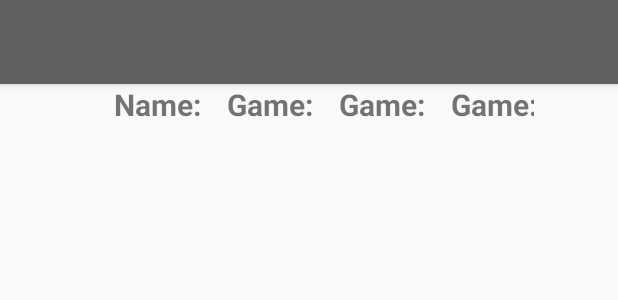
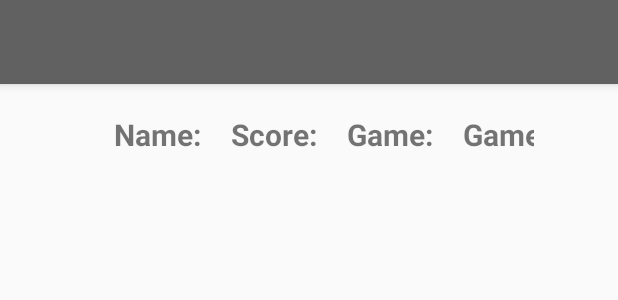
Before and after one commit to zackerydev/BowlPicks, an Android app: the layout activity_dashboard.xml on its own in the app's theme, with its tools: preview values and no code run, on a phone screen of 412 x 824 dp. Shown: the top 300 px of the screen. Run offline under Robolectric (Android 15) with nearby library versions, the phone set to English and light mode, and no system bars.

Commit message:
Open office notebook, Updates to score keeping, admin details and a little bit of UI!

```diff
--- a/BowlPicks/app/build.gradle
+++ b/BowlPicks/app/build.gradle
@@ -2,7 +2,7 @@ apply plugin: 'com.android.application'
 
 android {
     compileSdkVersion 26
-    buildToolsVersion "26.0.1"
+    buildToolsVersion '26.0.2'
     defaultConfig {
         applicationId "com.zgriesinger.bowlpicks"
         minSdkVersion 19
--- a/BowlPicks/app/src/main/res/layout/activity_dashboard.xml
+++ b/BowlPicks/app/src/main/res/layout/activity_dashboard.xml
@@ -12,9 +12,12 @@
         android:background="#616161"
         android:elevation="4dp"
          />
+
+
+
     <LinearLayout
-        android:layout_width="0dp"
-        android:layout_height="wrap_content"
+        android:layout_width="fill_parent"
+        android:layout_height="fill_parent"
         android:orientation="vertical"
         android:padding="?attr/actionBarSize"
         >
@@ -29,41 +32,64 @@
             >
 
         </LinearLayout>
+
+        <HorizontalScrollView
+            android:layout_width="fill_parent"
+            android:layout_height="fill_parent"
+            android:layout_weight="1"
+            android:scrollbarStyle="insideOverlay"
+            android:scrollbars="none">
+
             <TableLayout
-            android:layout_width="match_parent"
-            android:layout_height="wrap_content"
                 android:id="@+id/pick_table"
+                android:layout_width="fill_parent"
+                android:layout_height="fill_parent"
+                android:isScrollContainer="true"
+                android:padding="10dip"
                 android:stretchColumns="*">
+
                 <TableRow
                     android:layout_width="wrap_content"
-                android:layout_height="wrap_content"
-                android:layout_marginLeft="20dp">
+                    android:layout_height="wrap_content">
+
                     <TextView
+                        android:padding="10dp"
                         android:text="@string/name_header"
-                    android:textStyle="bold"
                         android:textSize="20dp"
-                    />
+                        android:textStyle="bold" />
+
                     <TextView
+                        android:padding="10dp"
+                        android:text="@string/score_header"
+                        android:textSize="20dp"
+                        android:textStyle="bold" />
+
+                    <TextView
+                        android:padding="10dp"
                         android:text="@string/game_header"
                         android:textSize="20dp"
                         android:textStyle="bold"
 
                         />
+
                     <TextView
+                        android:padding="10dp"
                         android:text="@string/game_header"
                         android:textSize="20dp"
                         android:textStyle="bold"
 
                         />
+
                     <TextView
+                        android:padding="10dp"
                         android:text="@string/game_header"
                         android:textSize="20dp"
-                    android:textStyle="bold"
-
-                    />
+                        android:textStyle="bold" />
                 </TableRow>
 
             </TableLayout>
+        </HorizontalScrollView>
+
     </LinearLayout>
 
 
--- a/BowlPicks/app/src/main/res/values/strings.xml
+++ b/BowlPicks/app/src/main/res/values/strings.xml
@@ -1,6 +1,6 @@
 <resources>
     <string name="app_name">BowlPicks</string>
-
+    <string name="score_header">Score:</string>
     <!-- Strings related to login -->
     <string name="prompt_email">Email</string>
     <string name="prompt_password">Password</string>
--- a/BowlPicks/build.gradle
+++ b/BowlPicks/build.gradle
@@ -5,7 +5,7 @@ buildscript {
         jcenter()
     }
     dependencies {
-        classpath 'com.android.tools.build:gradle:2.3.3'
+        classpath 'com.android.tools.build:gradle:3.0.0'
 
         // NOTE: Do not place your application dependencies here; they belong
         // in the individual module build.gradle files
```
Also changed, not shown: BowlPicks/app/src/main/java/com/zgriesinger/bowlpicks/DashboardActivity.java (+71 -52 lines), BowlPicks/app/src/main/java/com/zgriesinger/bowlpicks/User.java (+12 -0 lines), BowlPicks/gradle/wrapper/gradle-wrapper.properties, 3 other files. Lines whose indentation alone changed are shown as unchanged.
